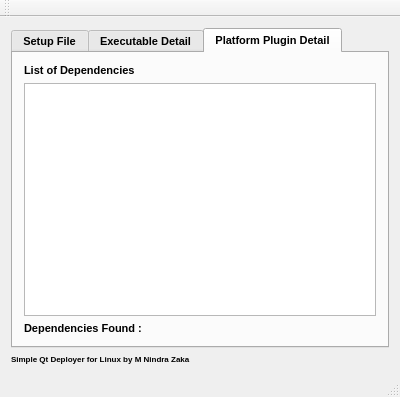
Old version of the form mainwindow.ui in the repository xueguoliang/Qt-deployer-for-linux.
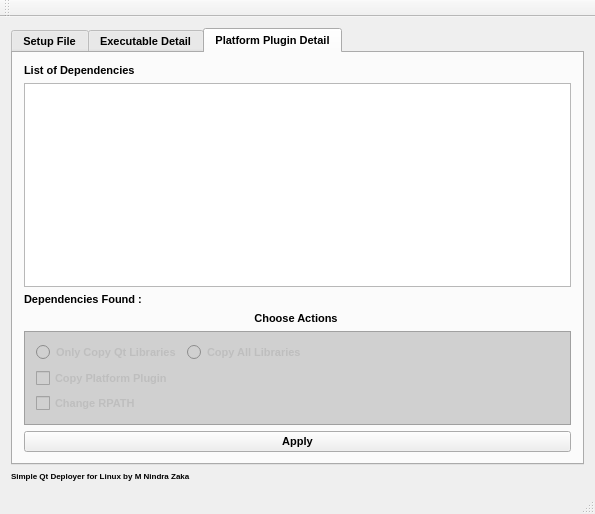
New version of the form. The open tabs and pages were chosen to show the change. Icons and pictures are not drawn.

What changed in the file:
```diff
--- a/mainwindow.ui
+++ b/mainwindow.ui
@@ -6,8 +6,8 @@
    <rect>
     <x>0</x>
     <y>0</y>
-    <width>400</width>
-    <height>397</height>
+    <width>595</width>
+    <height>514</height>
    </rect>
   </property>
   <property name="windowTitle">
@@ -223,6 +223,133 @@
           </property>
          </widget>
         </item>
+        <item>
+         <widget class="QLabel" name="label_8">
+          <property name="text">
+           <string>Choose Actions </string>
+          </property>
+          <property name="alignment">
+           <set>Qt::AlignCenter</set>
+          </property>
+         </widget>
+        </item>
+        <item>
+         <widget class="QFrame" name="framePlatform">
+          <property name="enabled">
+           <bool>false</bool>
+          </property>
+          <property name="font">
+           <font>
+            <pointsize>8</pointsize>
+            <weight>75</weight>
+            <bold>true</bold>
+           </font>
+          </property>
+          <property name="styleSheet">
+           <string notr="true">background-color: rgb(208, 208, 208);</string>
+          </property>
+          <property name="frameShape">
+           <enum>QFrame::StyledPanel</enum>
+          </property>
+          <property name="frameShadow">
+           <enum>QFrame::Raised</enum>
+          </property>
+          <layout class="QVBoxLayout" name="verticalLayout_9">
+           <item>
+            <layout class="QHBoxLayout" name="horizontalLayout_5">
+             <item>
+              <widget class="QRadioButton" name="radioCopyPlatformQt">
+               <property name="font">
+                <font>
+                 <pointsize>8</pointsize>
+                 <weight>75</weight>
+                 <bold>true</bold>
+                </font>
+               </property>
+               <property name="text">
+                <string>Only Copy Qt Libraries</string>
+               </property>
+              </widget>
+             </item>
+             <item>
+              <widget class="QRadioButton" name="radioCopyPlatformAll">
+               <property name="font">
+                <font>
+                 <pointsize>8</pointsize>
+                 <weight>75</weight>
+                 <bold>true</bold>
+                </font>
+               </property>
+               <property name="text">
+                <string>Copy All Libraries</string>
+               </property>
+              </widget>
+             </item>
+             <item>
+              <spacer name="horizontalSpacer_2">
+               <property name="orientation">
+                <enum>Qt::Horizontal</enum>
+               </property>
+               <property name="sizeHint" stdset="0">
+                <size>
+                 <width>40</width>
+                 <height>20</height>
+                </size>
+               </property>
+              </spacer>
+             </item>
+            </layout>
+           </item>
+           <item>
+            <widget class="QCheckBox" name="checkCopyPlatformFile">
+             <property name="font">
+              <font>
+               <pointsize>8</pointsize>
+               <weight>75</weight>
+               <bold>true</bold>
+              </font>
+             </property>
+             <property name="focusPolicy">
+              <enum>Qt::NoFocus</enum>
+             </property>
+             <property name="text">
+              <string>Copy Platform Plugin</string>
+             </property>
+            </widget>
+           </item>
+           <item>
+            <widget class="QCheckBox" name="checkRpathPlatform">
+             <property name="enabled">
+              <bool>false</bool>
+             </property>
+             <property name="font">
+              <font>
+               <pointsize>8</pointsize>
+               <weight>75</weight>
+               <bold>true</bold>
+              </font>
+             </property>
+             <property name="focusPolicy">
+              <enum>Qt::NoFocus</enum>
+             </property>
+             <property name="text">
+              <string>Change RPATH</string>
+             </property>
+            </widget>
+           </item>
+          </layout>
+         </widget>
+        </item>
+        <item>
+         <widget class="QPushButton" name="btnApplyPlatform">
+          <property name="focusPolicy">
+           <enum>Qt::NoFocus</enum>
+          </property>
+          <property name="text">
+           <string>Apply</string>
+          </property>
+         </widget>
+        </item>
        </layout>
       </widget>
      </widget>
```
Left out of the diff: 111 changed lines with no effect on the pictures.
